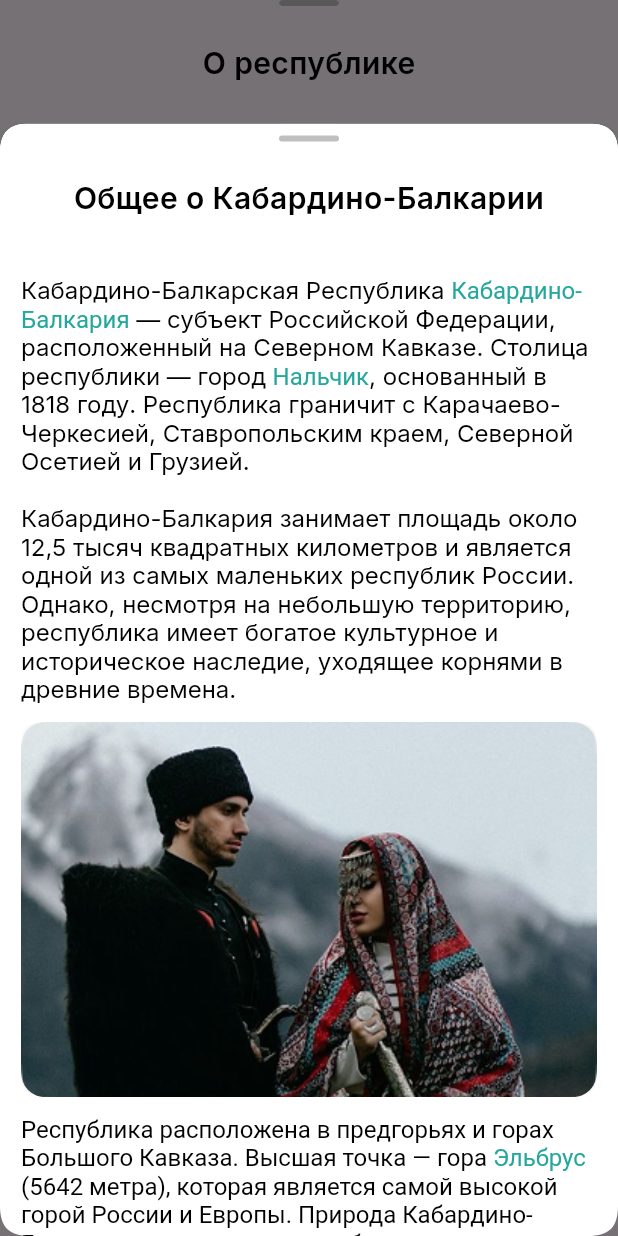
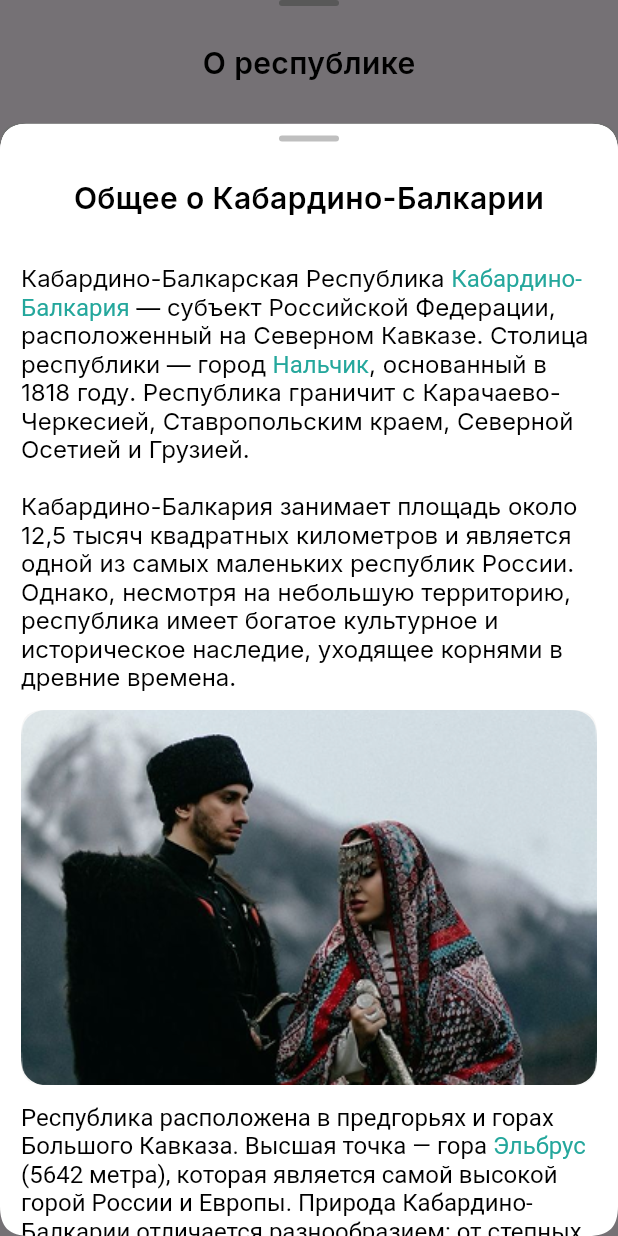
Before and after one commit to muhamed1222/front-tropa-nartov, a Flutter app: the AboutRespublicWidget widget shown alone on an empty page, opened directly with empty values, after a tap on "Общее о Кабардино-Балкарии", on a phone screen of 412 x 824 dp. Run offline on Flutter 3.47's test engine with Material 3 defaults, Android fonts, the phone set to English and light mode, and no system bars; our stand-ins replace bloc, cached_network_image, dio, equatable, flutter_bloc, flutter_map and 11 more; accounts and stored records are empty; network calls fail; project files that could hold a hidden picture were left out.

Commit message:
о республике

```diff
--- a/lib/features/respublic/presentation/widgets/general_kbr_widget.dart
+++ b/lib/features/respublic/presentation/widgets/general_kbr_widget.dart
@@ -20,10 +20,9 @@ class _GeneralKbrWidgetState extends State<GeneralKbrWidget> {
   double _calculateFixedHeaderHeight() {
     // Без кнопок переключения: 8px (padding top) + 4px (padding bottom) + 4px (индикатор) + 10px (gap) + заголовок
     // Заголовок "Общее о Кабардино-Балкарии" может переноситься на 2 строки
-    // padding top 16px + высота текста 2 строки (20px * 1.2 * 2 = 48px) = 64px
-    // Итого: 8 + 4 + 4 + 10 + 64 = 90px
-    // Добавляем небольшой запас для безопасности
-    return 90.0;
+    // padding vertical 16px (32px total) + высота текста 2 строки (20px * 1.2 * 2 = 48px) = 80px
+    // Итого: 8 + 4 + 4 + 10 + 80 = 106px, используем 100px для безопасности
+    return 82.0;
   }
 
   Widget _buildFixedHeader() {
--- a/lib/features/respublic/presentation/widgets/respublic_about_widget.dart
+++ b/lib/features/respublic/presentation/widgets/respublic_about_widget.dart
@@ -7,6 +7,7 @@ import '../../../../utils/smooth_border_radius.dart';
 import '../../../../services/republic_service.dart';
 import '../../../../core/constants/app_design_system.dart';
 import '../../../../core/constants/app_text_styles.dart';
+import '../../../../core/widgets/widgets.dart';
 import 'culture_detail_widget.dart';
 import 'national_cuisine_widget.dart';
 import 'holidays_events_widget.dart';
@@ -205,14 +206,9 @@ class _AboutRespublicWidgetState extends State<AboutRespublicWidget> {
             mainAxisSize: MainAxisSize.min,
             crossAxisAlignment: CrossAxisAlignment.start,
             children: [
-              Center(
-                child: SmoothContainer(
-                  width: 40,
-                  height: 4,
-                  borderRadius: 3,
-                  color: const Color(0xFFBFBFBF),
-                  child: const SizedBox.shrink(),
-                ),
+              DragIndicator(
+                color: AppDesignSystem.handleBarColor,
+                padding: EdgeInsets.zero,
               ),
               const SizedBox(height: 26),
 
```
Also changed, not shown: lib/features/favourites/presentation/widgets/route_details_sheet_simple.dart (+4 -9 lines), lib/features/places/presentation/widgets/places_main_widget.dart (+3 -8 lines), lib/features/respublic/presentation/widgets/culture_detail_widget.dart (+4 -22 lines), lib/features/respublic/presentation/widgets/holidays_events_widget.dart (+3 -21 lines), lib/features/respublic/presentation/widgets/national_cuisine_widget.dart (+4 -22 lines), lib/features/respublic/presentation/widgets/peoples_languages_widget.dart (+3 -21 lines), 1 other file.
